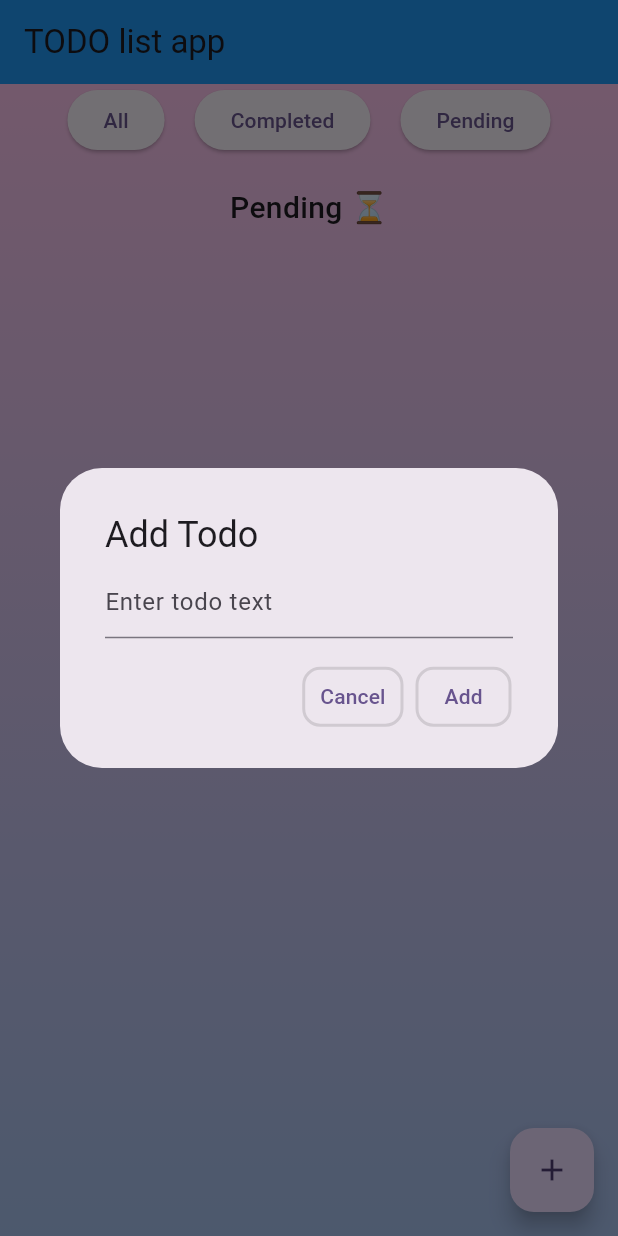
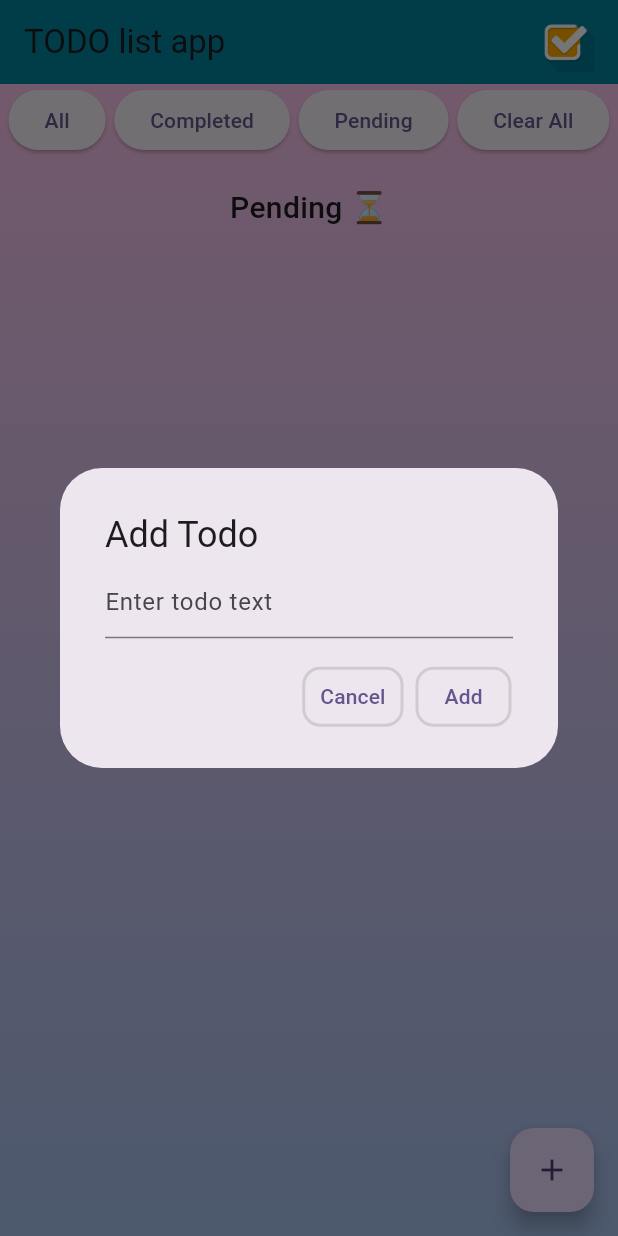
Before and after one commit to HarshilJethva73/Todo_app, a Flutter app: the screen it shows after launch, after a tap on "Completed", after a tap on "Pending", after a tap on the "add" icon, on a phone screen of 412 x 824 dp. Run offline on Flutter 3.47's test engine with Material 3 defaults, Android fonts, the phone set to English and light mode, and no system bars; our stand-ins replace shared_preferences.

Commit message:
splash screen added

```diff
--- /dev/null
+++ b/devtools_options.yaml
@@ -0,0 +1,3 @@
+description: This file stores settings for Dart & Flutter DevTools.
+documentation: https://docs.flutter.dev/tools/devtools/extensions#configure-extension-enablement-states
+extensions:
--- a/lib/main.dart
+++ b/lib/main.dart
@@ -2,6 +2,7 @@ import 'package:flutter/material.dart';
 // imported shared preferences package
 import 'package:shared_preferences/shared_preferences.dart';
 import 'dart:convert';
+import 'package:todo_list/splash_screen.dart';
 
 void main() {
   runApp(const MyApp());
@@ -18,7 +19,7 @@ class MyApp extends StatelessWidget {
       theme: ThemeData(
         colorScheme: ColorScheme.fromSeed(seedColor: Colors.deepPurple),
       ),
-      home: const MyHomePage(title: 'TODO list app'),
+      home: SplashScreen(),
     );
   }
 }
@@ -180,7 +181,15 @@ class _MyHomePageState extends State<MyHomePage> {
   @override
   Widget build(BuildContext context) {
     return Scaffold(
-      appBar: AppBar(backgroundColor: Colors.blue, title: Text(widget.title)),
+      appBar: AppBar(backgroundColor: Color(0xFF03869F),
+              title: Row(
+                mainAxisAlignment: MainAxisAlignment.spaceBetween,
+                children: [
+                  Text('TODO list app'),
+                  const SizedBox(width: 10),
+                  Image.asset('assets/images/logo.jpg', height: 40,),
+                ],
+              )),
       body: Container(
         decoration: const BoxDecoration(
           gradient: LinearGradient(
@@ -192,8 +201,9 @@ class _MyHomePageState extends State<MyHomePage> {
         child: Column(
           children: [
             Row(
-              mainAxisAlignment: MainAxisAlignment.center,
+              mainAxisAlignment: MainAxisAlignment.spaceEvenly,
               children: [
+
                 ElevatedButton(
                   onPressed: () {
                     setState(() {
@@ -203,7 +213,7 @@ class _MyHomePageState extends State<MyHomePage> {
                   },
                   child: const Text("All"),
                 ),
-                const SizedBox(width: 20),
+
                 ElevatedButton(
                   onPressed: () {
                     setState(() {
@@ -213,7 +223,7 @@ class _MyHomePageState extends State<MyHomePage> {
                   },
                   child: const Text("Completed"),
                 ),
-                const SizedBox(width: 20),
+
                 ElevatedButton(
                   onPressed: () {
                     setState(() {
@@ -223,25 +233,55 @@ class _MyHomePageState extends State<MyHomePage> {
                   },
                   child: const Text("Pending"),
                 ),
+
+                // Elevated button to clear all the items at once
+
+                ElevatedButton(onPressed: () {
+                  setState(() {
+                    _allTodos.clear();
+                    _todos.clear();
+                  });
+                  saveTodos();
+                }, child: Text("Clear All")),
               ],
             ),
 
             const SizedBox(height: 20),
+
             Text(
               _currentLabel,
               style: const TextStyle(fontSize: 20, fontWeight: FontWeight.w500),
             ),
+
+            const SizedBox(height: 20),
+
             Expanded(
               child: ListView.builder(
                 itemCount: _todos.length,
                 itemBuilder: (context, index) {
                   final todo = _todos[index];
 
-                  return Row(
+                return Container(
+                  margin: const EdgeInsets.symmetric(horizontal: 12, vertical: 6),
+                  padding: const EdgeInsets.all(12),
+                  decoration: BoxDecoration(
+                    color: Colors.white,
+                    borderRadius: BorderRadius.circular(20),
+                    boxShadow: [
+                      BoxShadow(
+                        color: Colors.grey.withAlpha(50),
+                        blurRadius: 5,
+                        offset: Offset(0, 3),
+                      ),
+                    ],
+                  ),
+                    child: Row(
                       children: [
                         Checkbox(
                           value: todo.isDone,
                           onChanged: (value) => toggleDone(todo.id),
+                          activeColor: Color.fromARGB(246, 107, 78, 224),
+                          checkColor: Colors.white,
                         ),
                         Expanded(
                           child: Text(
@@ -250,14 +290,23 @@ class _MyHomePageState extends State<MyHomePage> {
                               decoration: todo.isDone
                                   ? TextDecoration.lineThrough
                                   : null,
+                              color: Colors.black87,
+                              fontSize: 18,
                             ),
                           ),
                         ),
-                      IconButton(
+                        Container(
+                          decoration: BoxDecoration(
+                            color: Color.fromARGB(255, 219, 140, 140),
+                            borderRadius: BorderRadius.circular(14),
+                          ),
+                          child: IconButton(
                             onPressed: () => deleteTodo(todo.id),
-                        icon: const Icon(Icons.delete, color: Colors.black12,),
+                            icon: const Icon(Icons.delete, color: Colors.black,),
+                          ),
                         ),
                       ],
+                    ),
                   );
                 },
               ),
--- /dev/null
+++ b/lib/splash_screen.dart
@@ -0,0 +1,50 @@
+import 'dart:async';
+import 'package:flutter/material.dart';
+import 'package:todo_list/main.dart'; // Import to access MyHomePage
+
+class SplashScreen extends StatefulWidget {
+  const SplashScreen({super.key});
+
+  @override
+  State<SplashScreen> createState() => _SplashScreenState();
+}
+
+class _SplashScreenState extends State<SplashScreen> {
+  @override
+  void initState() {
+    super.initState();
+    Timer(const Duration(seconds: 3), () {
+      Navigator.pushReplacement(
+        context,
+        MaterialPageRoute(builder: (context) => MyHomePage(title: 'Todo App')),
+      );
+    });
+  }
+
+  @override
+  Widget build(BuildContext context) {
+    return Scaffold(
+      body: Container(
+        height: double.infinity,
+        width: double.infinity,
+        color: Color(0xFF03869F),
+        child: Column(
+          mainAxisAlignment: MainAxisAlignment.center,
+          crossAxisAlignment: CrossAxisAlignment.center,
+          children: [
+            Center(child: Image.asset('assets/images/logo.jpg', height: 40)),
+            const SizedBox(height: 40),
+            Text(
+              "TODO List App",
+              style: TextStyle(
+                color: Colors.white,
+                fontSize: 24,
+                fontWeight: FontWeight.bold,
+              ),
+            ),
+          ],
+        ),
+      ),
+    );
+  }
+}
--- a/pubspec.yaml
+++ b/pubspec.yaml
@@ -59,8 +59,8 @@ flutter:
   uses-material-design: true
 
   # To add assets to your application, add an assets section, like this:
-  # assets:
-  #   - images/a_dot_burr.jpeg
+  assets:
+    - assets/images/
   #   - images/a_dot_ham.jpeg
 
   # An image asset can refer to one or more resolution-specific "variants", see
```
Also changed, not shown: assets/images/logo.jpg (added). Lines whose indentation alone changed are shown as unchanged.
